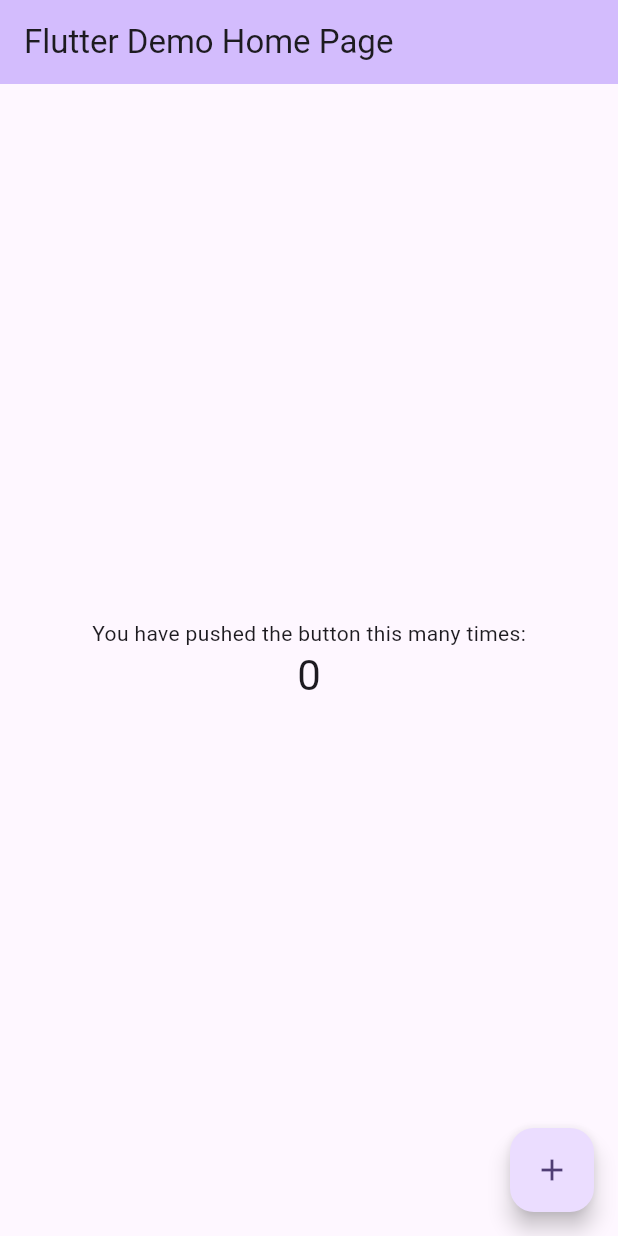
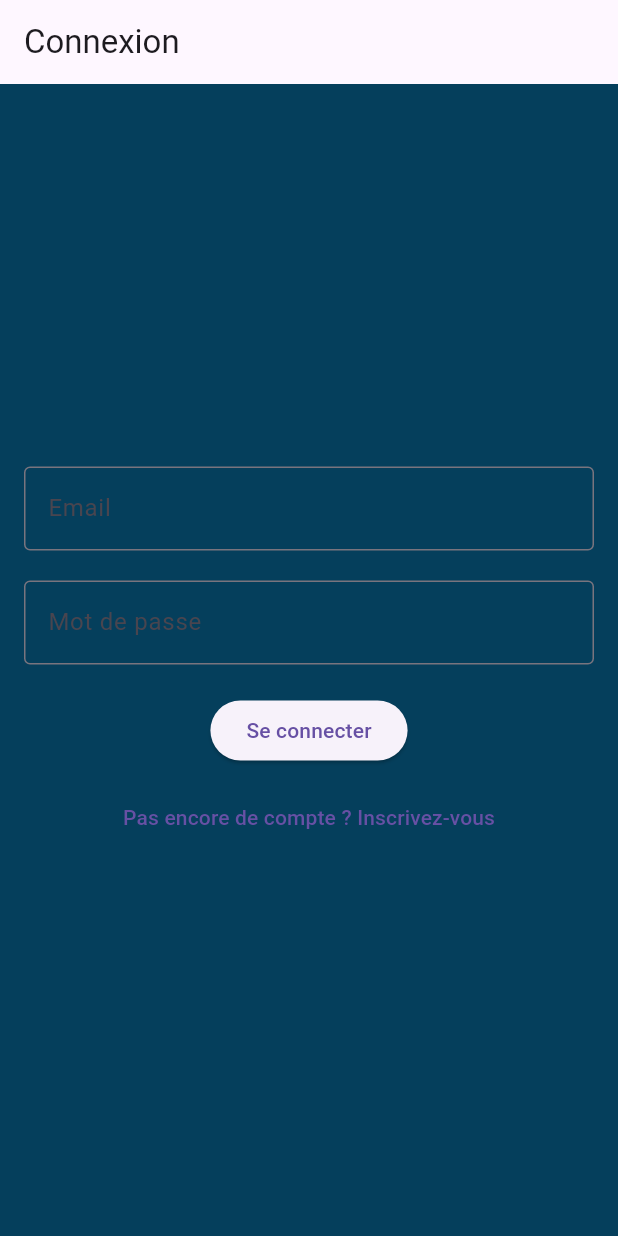
Before and after one commit to SarahShine1/astuce-plus-dev, a Flutter app: the screen it shows after launch, on a phone screen of 412 x 824 dp. Run offline on Flutter 3.47's test engine with Material 3 defaults, Android fonts, the phone set to English and light mode, and no system bars.

Commit message:
Ajout de la page de login

```diff
--- a/frontend/lib/main.dart
+++ b/frontend/lib/main.dart
@@ -1,4 +1,5 @@
 import 'package:flutter/material.dart';
+import 'pages/login_page.dart';
 
 void main() {
   runApp(const MyApp());
@@ -7,116 +8,12 @@ void main() {
 class MyApp extends StatelessWidget {
   const MyApp({super.key});
 
-  // This widget is the root of your application.
   @override
   Widget build(BuildContext context) {
     return MaterialApp(
-      title: 'Flutter Demo',
-      theme: ThemeData(
-        // This is the theme of your application.
-        //
-        // TRY THIS: Try running your application with "flutter run". You'll see
-        // the application has a purple toolbar. Then, without quitting the app,
-        // try changing the seedColor in the colorScheme below to Colors.green
-        // and then invoke "hot reload" (save your changes or press the "hot
-        // reload" button in a Flutter-supported IDE, or press "r" if you used
-        // the command line to start the app).
-        //
-        // Notice that the counter didn't reset back to zero; the application
-        // state is not lost during the reload. To reset the state, use hot
-        // restart instead.
-        //
-        // This works for code too, not just values: Most code changes can be
-        // tested with just a hot reload.
-        colorScheme: ColorScheme.fromSeed(seedColor: Colors.deepPurple),
-      ),
-      home: const MyHomePage(title: 'Flutter Demo Home Page'),
+      title: 'Mon App',
+      theme: ThemeData(primarySwatch: Colors.blue),
+      home: const LoginPage(),
     );
   }
 }
-
-class MyHomePage extends StatefulWidget {
-  const MyHomePage({super.key, required this.title});
-
-  // This widget is the home page of your application. It is stateful, meaning
-  // that it has a State object (defined below) that contains fields that affect
-  // how it looks.
-
-  // This class is the configuration for the state. It holds the values (in this
-  // case the title) provided by the parent (in this case the App widget) and
-  // used by the build method of the State. Fields in a Widget subclass are
-  // always marked "final".
-
-  final String title;
-
-  @override
-  State<MyHomePage> createState() => _MyHomePageState();
-}
-
-class _MyHomePageState extends State<MyHomePage> {
-  int _counter = 0;
-
-  void _incrementCounter() {
-    setState(() {
-      // This call to setState tells the Flutter framework that something has
-      // changed in this State, which causes it to rerun the build method below
-      // so that the display can reflect the updated values. If we changed
-      // _counter without calling setState(), then the build method would not be
-      // called again, and so nothing would appear to happen.
-      _counter++;
-    });
-  }
-
-  @override
-  Widget build(BuildContext context) {
-    // This method is rerun every time setState is called, for instance as done
-    // by the _incrementCounter method above.
-    //
-    // The Flutter framework has been optimized to make rerunning build methods
-    // fast, so that you can just rebuild anything that needs updating rather
-    // than having to individually change instances of widgets.
-    return Scaffold(
-      appBar: AppBar(
-        // TRY THIS: Try changing the color here to a specific color (to
-        // Colors.amber, perhaps?) and trigger a hot reload to see the AppBar
-        // change color while the other colors stay the same.
-        backgroundColor: Theme.of(context).colorScheme.inversePrimary,
-        // Here we take the value from the MyHomePage object that was created by
-        // the App.build method, and use it to set our appbar title.
-        title: Text(widget.title),
-      ),
-      body: Center(
-        // Center is a layout widget. It takes a single child and positions it
-        // in the middle of the parent.
-        child: Column(
-          // Column is also a layout widget. It takes a list of children and
-          // arranges them vertically. By default, it sizes itself to fit its
-          // children horizontally, and tries to be as tall as its parent.
-          //
-          // Column has various properties to control how it sizes itself and
-          // how it positions its children. Here we use mainAxisAlignment to
-          // center the children vertically; the main axis here is the vertical
-          // axis because Columns are vertical (the cross axis would be
-          // horizontal).
-          //
-          // TRY THIS: Invoke "debug painting" (choose the "Toggle Debug Paint"
-          // action in the IDE, or press "p" in the console), to see the
-          // wireframe for each widget.
-          mainAxisAlignment: MainAxisAlignment.center,
-          children: <Widget>[
-            const Text('You have pushed the button this many times:'),
-            Text(
-              '$_counter',
-              style: Theme.of(context).textTheme.headlineMedium,
-            ),
-          ],
-        ),
-      ),
-      floatingActionButton: FloatingActionButton(
-        onPressed: _incrementCounter,
-        tooltip: 'Increment',
-        child: const Icon(Icons.add),
-      ), // This trailing comma makes auto-formatting nicer for build methods.
-    );
-  }
-}
--- /dev/null
+++ b/frontend/lib/pages/login_page.dart
@@ -0,0 +1,81 @@
+import 'package:flutter/material.dart';
+
+class LoginPage extends StatefulWidget {
+  const LoginPage({super.key});
+
+  @override
+  State<LoginPage> createState() => _LoginPageState();
+}
+
+class _LoginPageState extends State<LoginPage> {
+  final TextEditingController emailController = TextEditingController();
+  final TextEditingController passwordController = TextEditingController();
+
+  void _login() {
+    String email = emailController.text;
+    String password = passwordController.text;
+
+    // Pour l'instant on fait un print, plus tard tu connecteras au backend
+    if (email.isNotEmpty && password.isNotEmpty) {
+      print("Email: $email | Password: $password");
+      // Navigator.pushReplacement(context, MaterialPageRoute(builder: (_) => HomePage()));
+    } else {
+      ScaffoldMessenger.of(context).showSnackBar(
+        const SnackBar(content: Text("Veuillez remplir tous les champs")),
+      );
+    }
+  }
+
+  @override
+  Widget build(BuildContext context) {
+    return Scaffold(
+      backgroundColor: Color(0xFF053F5C),
+      appBar: AppBar(title: const Text("Connexion")),
+      body: Padding(
+        padding: const EdgeInsets.all(16.0),
+        child: Column(
+          mainAxisAlignment: MainAxisAlignment.center,
+          children: [
+            // Champ Email
+            TextField(
+              controller: emailController,
+              decoration: const InputDecoration(
+                labelText: "Email",
+                border: OutlineInputBorder(),
+              ),
+            ),
+            const SizedBox(height: 20),
+
+            // Champ Mot de passe
+            TextField(
+              controller: passwordController,
+              obscureText: true,
+              decoration: const InputDecoration(
+                labelText: "Mot de passe",
+                border: OutlineInputBorder(),
+              ),
+            ),
+            const SizedBox(height: 20),
+
+            // Bouton Connexion
+            ElevatedButton(
+              onPressed: _login,
+              child: const Text("Se connecter"),
+            ),
+
+            const SizedBox(height: 10),
+
+            // Lien vers Inscription
+            TextButton(
+              onPressed: () {
+                // Tu pourras ajouter une navigation vers RegisterPage
+                print("Aller vers la page d'inscription");
+              },
+              child: const Text("Pas encore de compte ? Inscrivez-vous"),
+            ),
+          ],
+        ),
+      ),
+    );
+  }
+}
```
